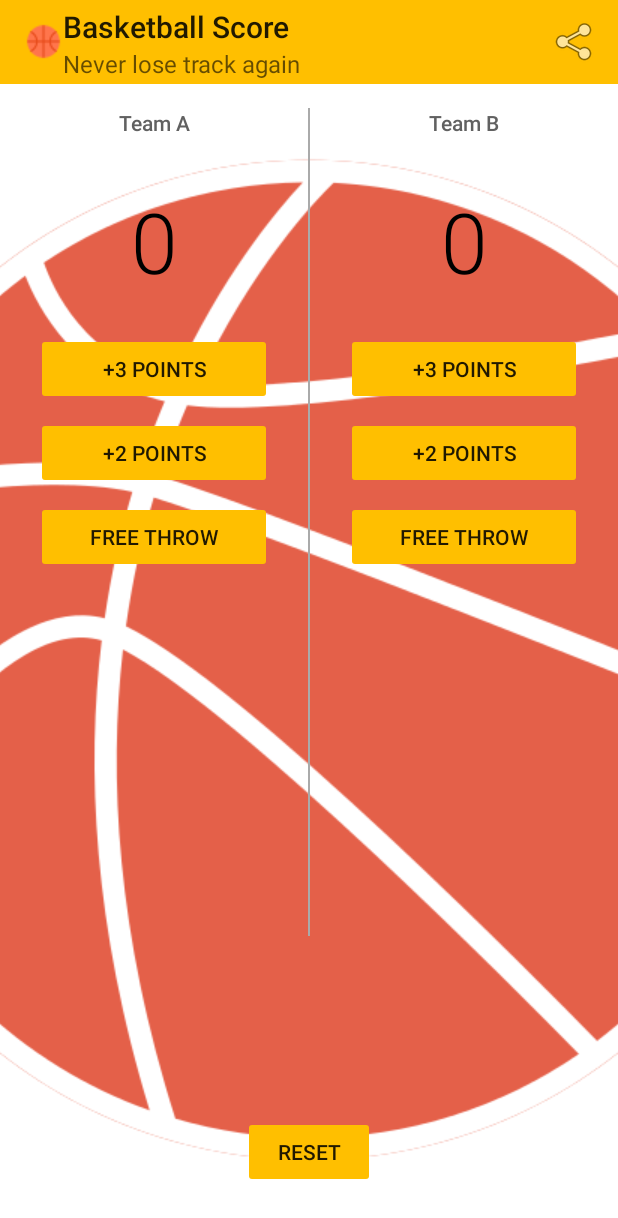
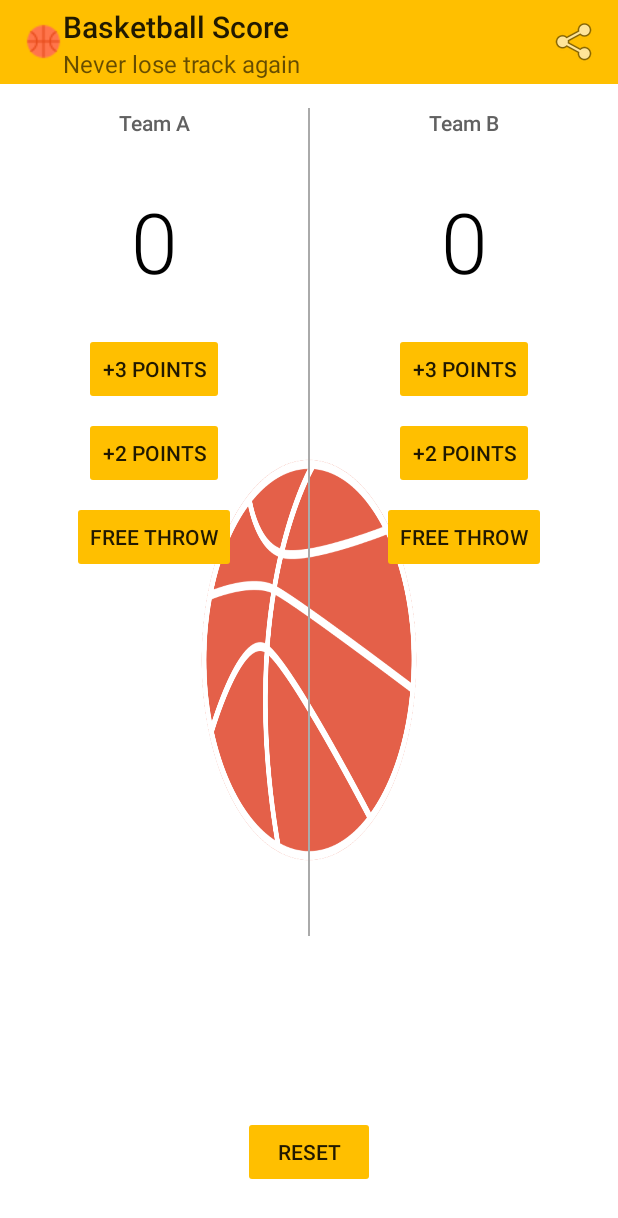
Before and after one commit to lonelyrider/CourtCounter2, an Android app: the screen it shows after launch (MainActivity), after a tap on "item", on a phone screen of 412 x 824 dp. Shown: the top 1218 px of the screen. Run offline under Robolectric (Android 15) with nearby library versions, the phone set to English and light mode, and no system bars.

Commit message:
Final Version

```diff
--- a/app/src/main/java/com/example/android/courtcounter/MainActivity.java
+++ b/app/src/main/java/com/example/android/courtcounter/MainActivity.java
@@ -3,7 +3,6 @@ package com.example.android.courtcounter;
 
 import android.os.Bundle;
 import android.support.v7.app.AppCompatActivity;
-import android.view.Display;
 import android.view.View;
 import android.widget.TextView;
 import android.support.v7.widget.Toolbar;
@@ -25,7 +24,7 @@ public class MainActivity extends AppCompatActivity {
         setContentView(R.layout.activity_main);
 
         //Connects Java with the toolbar from the XML
-        Toolbar toolbar = (Toolbar) findViewById(R.id.toolbar);
+        Toolbar toolbar = findViewById(R.id.toolbar);
         setSupportActionBar(toolbar);
 
         //Sets the basketball icon.
@@ -55,17 +54,19 @@ public class MainActivity extends AppCompatActivity {
                 Intent shareIntent = new Intent(Intent.ACTION_SEND); //type of action send/receive
                 shareIntent.setType("text/plain"); // This is the type of content shared text, video, audio
                 shareIntent.putExtra(Intent.EXTRA_SUBJECT, "BASKETBALL SCORE COUNTER APP");
-                /**We changed the methods for Display Score For Team A and Display Score For Team B into "public int" so it can retrieved as an integer.
-                 * We chose to "return score" at the end of those methods.**/
+                /*We changed the methods for Display Score For Team A and Display Score For Team B into "public int" so it can retrieved as an integer.
+                  We chose to "return score" at the end of those methods.*/
 
-                /** HERE!!!*/int v1 = displayForTeamA(scoreTeamA); // returns score for Team A from the method displayForTeamA()
-                /** HERE!!!*/int v2 = displayForTeamB(scoreTeamB); // returns score for Team B from the method displayForTeamB()
+                /* HERE!!!*/
+                int v1 = displayForTeamA(scoreTeamA); // returns score for Team A from the method displayForTeamA()
+                /* HERE!!!*/
+                int v2 = displayForTeamB(scoreTeamB); // returns score for Team B from the method displayForTeamB()
 
-                /**  Next line writes the sharing content*/
+                /*  Next line writes the sharing content*/
                 shareIntent.putExtra(Intent.EXTRA_TEXT, "BASKETBALL SCORE SHARING\nNever lose track again!\nOur score is\n" + "Team A: " + v1 + "\nvs.\n" + "Team B: " + v2 );
-                startActivity(Intent.createChooser(shareIntent, "Share Via"));/**  When you choose where to share it e.g. gmail, Messenger, Whatsapp
+                startActivity(Intent.createChooser(shareIntent, "Share Via"));/*  When you choose where to share it e.g. gmail, Messenger, Whatsapp
                                                                                         it shows the message Share Via above the sharing layout*/
-                break;/** I don't know what these lines do break default break????Help */
+                break;/* I don't know what these lines do break default break????Help */
             default:
                 break;
 
@@ -77,7 +78,7 @@ public class MainActivity extends AppCompatActivity {
      * Displays the given score for Team A. We use it in the next methods for displaying score.
      */
     public int displayForTeamA(int score) {
-        TextView scoreView = (TextView) findViewById(R.id.team_a_score);
+        TextView scoreView = findViewById(R.id.team_a_score);
         scoreView.setText(String.valueOf(score));
         return score; // you can call this method in a variable e.g. int v1 and int v2 !!!LOOK UP!!!
     }
@@ -110,7 +111,7 @@ public class MainActivity extends AppCompatActivity {
      * Displays the given score for Team B. We use it in the next methods for displaying score.
      */
     public int displayForTeamB(int score) {
-        TextView scoreView = (TextView) findViewById(R.id.team_b_score);
+        TextView scoreView = findViewById(R.id.team_b_score);
         scoreView.setText(String.valueOf(score));
         return score;
     }
@@ -143,14 +144,14 @@ public class MainActivity extends AppCompatActivity {
      * Displays the given score for Team A. We use it in resetButton method.
      */
     public void resetScoreTeamA(int score) {
-        TextView scoreView = (TextView) findViewById(R.id.team_a_score);
+        TextView scoreView = findViewById(R.id.team_a_score);
         scoreView.setText(String.valueOf(score));
     }
     /**
      * Displays the given score for Team B. We use it in resetButton method.
      */
     public void resetScoreTeamB(int score) {
-        TextView scoreView = (TextView) findViewById(R.id.team_b_score);
+        TextView scoreView = findViewById(R.id.team_b_score);
         scoreView.setText(String.valueOf(score));
     }
 
--- a/app/src/main/res/layout/activity_main.xml
+++ b/app/src/main/res/layout/activity_main.xml
@@ -9,23 +9,24 @@
     <android.support.v7.widget.Toolbar
         android:id="@+id/toolbar"
         android:layout_width="match_parent"
-        android:layout_height="56dp"
-        android:background="#ffbf00" />
+        android:layout_height="@dimen/fiftysix_dp"
+        android:background="@color/orange_light" />
+
+    <ScrollView xmlns:android="http://schemas.android.com/apk/res/android"
+        android:layout_width="match_parent"
+        android:layout_height="match_parent"
+        android:background="@drawable/ball"
+        android:fillViewport="true">
+
 
         <RelativeLayout
             android:layout_width="match_parent"
-        android:layout_height="match_parent">
-
-        <ImageView
-            android:layout_width="match_parent"
-            android:layout_height="match_parent"
-            android:scaleType="center"
-            android:src="@drawable/ball" />
+            android:layout_height="wrap_content">
 
             <LinearLayout
                 android:layout_width="match_parent"
                 android:layout_height="match_parent"
-            android:layout_weight="1"
+                android:baselineAligned="false"
                 android:orientation="horizontal">
 
                 <LinearLayout
@@ -40,56 +41,59 @@
                         android:layout_marginBottom="16dp"
                         android:fontFamily="sans-serif-medium"
                         android:gravity="center_horizontal"
-                    android:paddingBottom="16dp"
-                    android:paddingTop="16dp"
-                    android:text="Team A"
-                    android:textColor="#616161"
-                    android:textSize="14sp" />
+                        android:paddingBottom="@dimen/sixteen_dp"
+                        android:paddingTop="@dimen/sixteen_dp"
+                        android:text="@string/team_a"
+                        android:textColor="@color/gray"
+                        android:textSize="@dimen/fourteen_sp" />
 
                     <TextView
                         android:id="@+id/team_a_score"
                         android:layout_width="match_parent"
                         android:layout_height="wrap_content"
-                    android:layout_marginBottom="24dp"
+                        android:layout_marginBottom="@dimen/twentyfour_dp"
                         android:fontFamily="sans-serif-light"
                         android:gravity="center_horizontal"
-                    android:text="0"
-                    android:textColor="#000000"
-                    android:textSize="56sp" />
+                        android:text="@string/zero"
+                        android:textColor="@color/black"
+                        android:textSize="@dimen/fiftysix_dp" />
 
                     <Button
-                    android:layout_width="match_parent"
+                        android:layout_width="wrap_content"
                         android:layout_height="wrap_content"
-                    android:layout_marginBottom="8dp"
-                    android:layout_marginLeft="24dp"
-                    android:layout_marginRight="24dp"
+                        android:layout_gravity="center_horizontal"
+                        android:layout_marginBottom="@dimen/eight_dp"
+                        android:layout_marginLeft="@dimen/twentyfour_dp"
+                        android:layout_marginRight="@dimen/twentyfour_dp"
                         android:onClick="threePointsA"
-                    android:text="+3 Points" />
+                        android:text="@string/plus_three_points" />
 
                     <Button
-                    android:layout_width="match_parent"
+                        android:layout_width="wrap_content"
                         android:layout_height="wrap_content"
-                    android:layout_marginBottom="8dp"
-                    android:layout_marginLeft="24dp"
-                    android:layout_marginRight="24dp"
+                        android:layout_gravity="center_horizontal"
+                        android:layout_marginBottom="@dimen/eight_dp"
+                        android:layout_marginLeft="@dimen/twentyfour_dp"
+                        android:layout_marginRight="@dimen/twentyfour_dp"
                         android:onClick="twoPointsA"
-                    android:text="+2 Points" />
+                        android:text="@string/plus_two_points" />
 
                     <Button
-                    android:layout_width="match_parent"
+                        android:layout_width="wrap_content"
                         android:layout_height="wrap_content"
-                    android:layout_marginLeft="24dp"
-                    android:layout_marginRight="24dp"
+                        android:layout_gravity="center_horizontal"
+                        android:layout_marginLeft="@dimen/twentyfour_dp"
+                        android:layout_marginRight="@dimen/twentyfour_dp"
                         android:onClick="onePointA"
-                    android:text="Free Throw" />
+                        android:text="@string/free_throw" />
 
                 </LinearLayout>
 
                 <LinearLayout
-                android:layout_width="1dp"
+                    android:layout_width="@dimen/one_dp"
                     android:layout_height="match_parent"
-                android:layout_marginBottom="200dp"
-                android:layout_marginTop="16dp"
+                    android:layout_marginBottom="@dimen/twohundred_dp"
+                    android:layout_marginTop="@dimen/sixteen_dp"
                     android:background="@android:color/darker_gray"
                     android:orientation="vertical"></LinearLayout>
 
@@ -102,51 +106,54 @@
                     <TextView
                         android:layout_width="match_parent"
                         android:layout_height="wrap_content"
-                    android:layout_marginBottom="16dp"
+                        android:layout_marginBottom="@dimen/sixteen_dp"
                         android:fontFamily="sans-serif-medium"
                         android:gravity="center_horizontal"
-                    android:paddingBottom="16dp"
-                    android:paddingTop="16dp"
-                    android:text="Team B"
-                    android:textColor="#616161"
-                    android:textSize="14sp" />
+                        android:paddingBottom="@dimen/sixteen_dp"
+                        android:paddingTop="@dimen/sixteen_dp"
+                        android:text="@string/team_b"
+                        android:textColor="@color/gray"
+                        android:textSize="@dimen/fourteen_sp" />
 
                     <TextView
                         android:id="@+id/team_b_score"
                         android:layout_width="match_parent"
                         android:layout_height="wrap_content"
-                    android:layout_marginBottom="24dp"
+                        android:layout_marginBottom="@dimen/twentyfour_dp"
                         android:fontFamily="sans-serif-light"
                         android:gravity="center_horizontal"
-                    android:text="0"
-                    android:textColor="#000000"
-                    android:textSize="56sp" />
+                        android:text="@string/zero"
+                        android:textColor="@color/black"
+                        android:textSize="@dimen/fiftysix_dp" />
 
                     <Button
-                    android:layout_width="match_parent"
+                        android:layout_width="wrap_content"
                         android:layout_height="wrap_content"
-                    android:layout_marginBottom="8dp"
-                    android:layout_marginLeft="24dp"
-                    android:layout_marginRight="24dp"
+                        android:layout_gravity="center_horizontal"
+                        android:layout_marginBottom="@dimen/eight_dp"
+                        android:layout_marginLeft="@dimen/twentyfour_dp"
+                        android:layout_marginRight="@dimen/twentyfour_dp"
                         android:onClick="threePointsB"
-                    android:text="+3 Points" />
+                        android:text="@string/plus_three_points" />
 
                     <Button
-                    android:layout_width="match_parent"
+                        android:layout_width="wrap_content"
                         android:layout_height="wrap_content"
-                    android:layout_marginBottom="8dp"
-                    android:layout_marginLeft="24dp"
-                    android:layout_marginRight="24dp"
+                        android:layout_gravity="center_horizontal"
+                        android:layout_marginBottom="@dimen/eight_dp"
+                        android:layout_marginLeft="@dimen/twentyfour_dp"
+                        android:layout_marginRight="@dimen/twentyfour_dp"
                         android:onClick="twoPointsB"
-                    android:text="+2 Points" />
+                        android:text="@string/plus_two_points" />
 
                     <Button
-                    android:layout_width="match_parent"
+                        android:layout_width="wrap_content"
                         android:layout_height="wrap_content"
-                    android:layout_marginLeft="24dp"
-                    android:layout_marginRight="24dp"
+                        android:layout_gravity="center_horizontal"
+                        android:layout_marginLeft="@dimen/twentyfour_dp"
+                        android:layout_marginRight="@dimen/twentyfour_dp"
                         android:onClick="onePointB"
-                    android:text="Free Throw" />
+                        android:text="@string/free_throw" />
 
                 </LinearLayout>
 
@@ -157,10 +164,11 @@
                 android:layout_height="wrap_content"
                 android:layout_alignParentBottom="true"
                 android:layout_centerHorizontal="true"
-            android:layout_marginBottom="32dp"
+                android:layout_marginBottom="@dimen/thirtytwo_dp"
                 android:onClick="resetButton"
-            android:text="Reset" />
+                android:text="@string/reset" />
 
 
         </RelativeLayout>
+    </ScrollView>
 </LinearLayout>
--- a/app/src/main/res/values/colors.xml
+++ b/app/src/main/res/values/colors.xml
@@ -3,4 +3,8 @@
     <color name="colorPrimary">#3F51B5</color>
     <color name="colorPrimaryDark">#303F9F</color>
     <color name="colorAccent">#FF4081</color>
+    <color name="orange_light">#ffbf00</color>
+    <!--<color name="black">#000000</color>-->
+    <color name="gray">#616161</color>
+    <color name="black">#000000</color>
 </resources>
--- /dev/null
+++ b/app/src/main/res/values/dimens.xml
@@ -0,0 +1,11 @@
+<?xml version="1.0" encoding="utf-8"?>
+<resources>
+    <dimen name="eight_dp">8dp</dimen>
+    <dimen name="twentyfour_dp">24dp</dimen>
+    <dimen name="twohundred_dp">200dp</dimen>
+    <dimen name="sixteen_dp">16dp</dimen>
+    <dimen name="fourteen_sp">14sp</dimen>
+    <dimen name="fiftysix_dp">56sp</dimen>
+    <dimen name="one_dp">1dp</dimen>
+    <dimen name="thirtytwo_dp">32dp</dimen>
+</resources>
--- a/app/src/main/res/values/strings.xml
+++ b/app/src/main/res/values/strings.xml
@@ -1,3 +1,11 @@
 <resources>
     <string name="app_name">Court Counter</string>
-</resources>
+    <string name="team_a">Team A</string>
+    <string name="plus_three_points">+3 Points</string>
+    <string name="plus_two_points">+2 Points</string>
+    <string name="free_throw">Free Throw</string>
+    <string name="team_b">Team B</string>
+    <!-- <string name="zero">0</string> -->
+     <string name="reset">Reset</string>
+     <string name="zero">0</string>
+ </resources>
--- a/gradle.properties
+++ b/gradle.properties
@@ -10,6 +10,8 @@
 # Specifies the JVM arguments used for the daemon process.
 # The setting is particularly useful for tweaking memory settings.
 org.gradle.jvmargs=-Xmx1536m
+org.gradle.daemon=true
+org.gradle.parallel=true
 
 # When configured, Gradle will run in incubating parallel mode.
 # This option should only be used with decoupled projects. More details, visit
```
Lines whose indentation alone changed are shown as unchanged.
